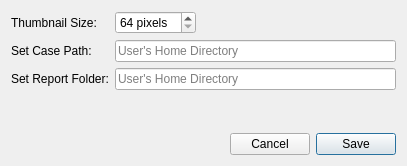
This is settingsdialog.ui in pjrinaldi/wombatforensics as Qt 5 draws it before an edit. The edited form follows.
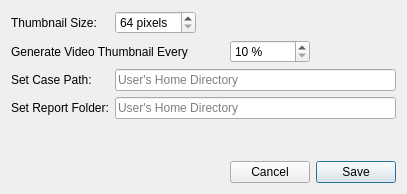
This is the edited form.

Commit message: working on settings portion of video thumbnailer, as well as setting up launch chomp to launch xchomp. action is in place for xchomp, so i'm moving back to settings backend for videothumbnailer

The edit to the form file:
```diff
--- a/settingsdialog.ui
+++ b/settingsdialog.ui
@@ -10,7 +10,7 @@
     <x>0</x>
     <y>0</y>
     <width>407</width>
-    <height>166</height>
+    <height>194</height>
    </rect>
   </property>
   <property name="windowTitle">
@@ -20,50 +20,7 @@
    <bool>true</bool>
   </property>
   <layout class="QGridLayout" name="gridLayout">
-   <item row="1" column="0">
-    <widget class="QLabel" name="casepathlabel">
-     <property name="text">
-      <string>Set Case Path:</string>
-     </property>
-    </widget>
-   </item>
-   <item row="1" column="1" colspan="4">
-    <widget class="QLineEdit" name="casepathlineedit">
-     <property name="sizePolicy">
-      <sizepolicy hsizetype="Expanding" vsizetype="Fixed">
-       <horstretch>2</horstretch>
-       <verstretch>0</verstretch>
-      </sizepolicy>
-     </property>
-     <property name="placeholderText">
-      <string>User's Home Directory</string>
-     </property>
-    </widget>
-   </item>
-   <item row="0" column="0">
-    <widget class="QLabel" name="thumbnaillabel">
-     <property name="sizePolicy">
-      <sizepolicy hsizetype="Preferred" vsizetype="Preferred">
-       <horstretch>0</horstretch>
-       <verstretch>0</verstretch>
-      </sizepolicy>
-     </property>
-     <property name="text">
-      <string>Thumbnail Size:</string>
-     </property>
-     <property name="scaledContents">
-      <bool>false</bool>
-     </property>
-    </widget>
-   </item>
-   <item row="4" column="3">
-    <widget class="QPushButton" name="cancelbutton">
-     <property name="text">
-      <string>Cancel</string>
-     </property>
-    </widget>
-   </item>
-   <item row="3" column="1">
+   <item row="4" column="1">
     <spacer name="verticalSpacer">
      <property name="orientation">
       <enum>Qt::Vertical</enum>
@@ -76,7 +33,30 @@
      </property>
     </spacer>
    </item>
-   <item row="4" column="4">
+   <item row="2" column="0">
+    <widget class="QLabel" name="casepathlabel">
+     <property name="text">
+      <string>Set Case Path:</string>
+     </property>
+    </widget>
+   </item>
+   <item row="0" column="0">
+    <widget class="QLabel" name="thumbnaillabel">
+     <property name="sizePolicy">
+      <sizepolicy hsizetype="Preferred" vsizetype="Preferred">
+       <horstretch>0</horstretch>
+       <verstretch>0</verstretch>
+      </sizepolicy>
+     </property>
+     <property name="text">
+      <string>Thumbnail Size:</string>
+     </property>
+     <property name="scaledContents">
+      <bool>false</bool>
+     </property>
+    </widget>
+   </item>
+   <item row="5" column="4">
     <widget class="QPushButton" name="savebutton">
      <property name="text">
       <string>Save</string>
@@ -86,6 +66,29 @@
      </property>
     </widget>
    </item>
+   <item row="5" column="3">
+    <widget class="QPushButton" name="cancelbutton">
+     <property name="text">
+      <string>Cancel</string>
+     </property>
+    </widget>
+   </item>
+   <item row="3" column="1" colspan="4">
+    <widget class="QLineEdit" name="reportpathlineedit">
+     <property name="sizePolicy">
+      <sizepolicy hsizetype="Expanding" vsizetype="Fixed">
+       <horstretch>2</horstretch>
+       <verstretch>0</verstretch>
+      </sizepolicy>
+     </property>
+     <property name="placeholderText">
+      <string>User's Home Directory</string>
+     </property>
+     <property name="clearButtonEnabled">
+      <bool>false</bool>
+     </property>
+    </widget>
+   </item>
    <item row="0" column="1">
     <widget class="QSpinBox" name="thumbnailspinbox">
      <property name="readOnly">
@@ -111,7 +114,7 @@
      </property>
     </widget>
    </item>
-   <item row="2" column="0">
+   <item row="3" column="0">
     <widget class="QLabel" name="reportpathlabel">
      <property name="text">
       <string>Set Report Folder:</string>
@@ -119,7 +122,7 @@
     </widget>
    </item>
    <item row="2" column="1" colspan="4">
-    <widget class="QLineEdit" name="reportpathlineedit">
+    <widget class="QLineEdit" name="casepathlineedit">
      <property name="sizePolicy">
       <sizepolicy hsizetype="Expanding" vsizetype="Fixed">
        <horstretch>2</horstretch>
@@ -129,9 +132,38 @@
      <property name="placeholderText">
       <string>User's Home Directory</string>
      </property>
-     <property name="clearButtonEnabled">
+    </widget>
+   </item>
+   <item row="1" column="0" colspan="2">
+    <widget class="QLabel" name="videolabel">
+     <property name="text">
+      <string>Generate Video Thumbnail Every</string>
+     </property>
+    </widget>
+   </item>
+   <item row="1" column="3">
+    <widget class="QSpinBox" name="videospinbox">
+     <property name="readOnly">
       <bool>false</bool>
      </property>
+     <property name="buttonSymbols">
+      <enum>QAbstractSpinBox::UpDownArrows</enum>
+     </property>
+     <property name="correctionMode">
+      <enum>QAbstractSpinBox::CorrectToNearestValue</enum>
+     </property>
+     <property name="suffix">
+      <string> %</string>
+     </property>
+     <property name="minimum">
+      <number>10</number>
+     </property>
+     <property name="maximum">
+      <number>100</number>
+     </property>
+     <property name="singleStep">
+      <number>10</number>
+     </property>
     </widget>
    </item>
   </layout>
```
Left out of the diff: 3 changed lines with no effect on the pictures. The commit also changes 6 other files.
